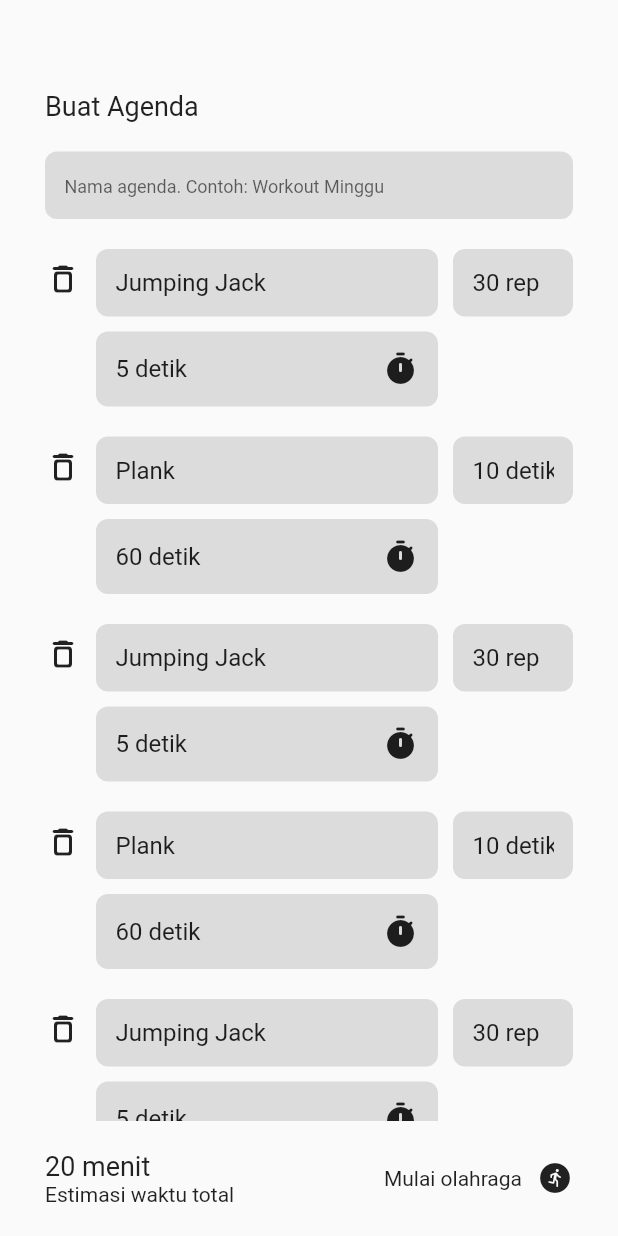
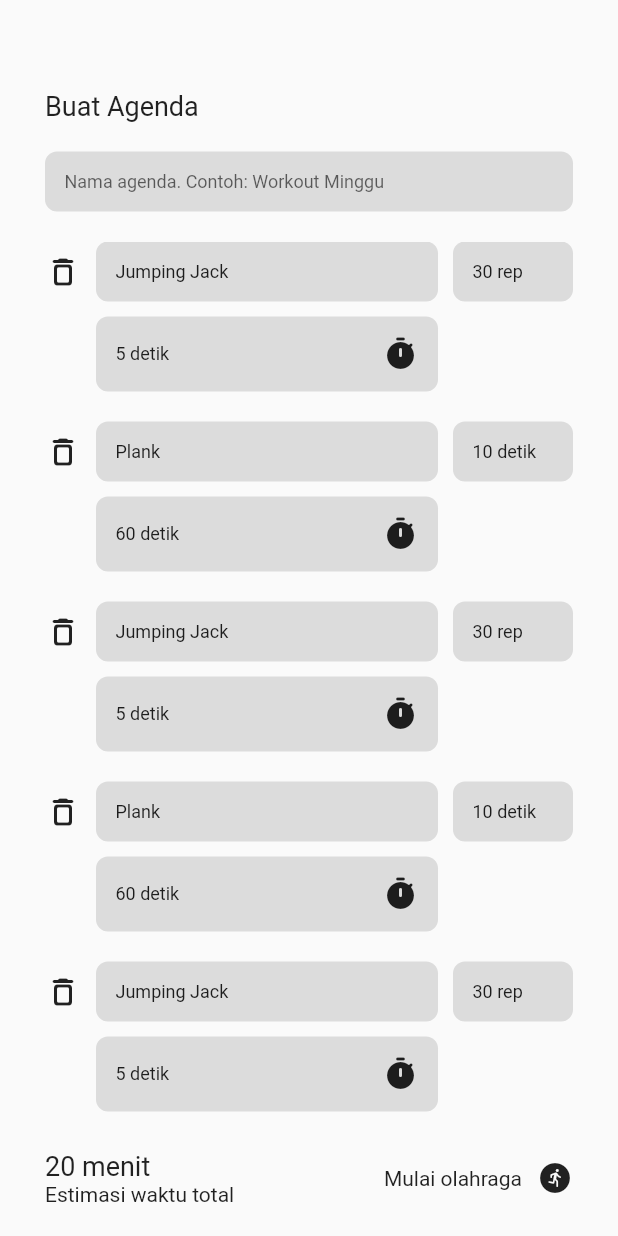
Before and after one commit to harysuryanto/zor, a Flutter app: the AddPlanScreen screen opened by its route, on a phone screen of 412 x 824 dp. Run offline on Flutter 3.47's test engine with Material 2 defaults, Android fonts, the phone set to English and light mode, and no system bars.

Commit message:
update textfield style

```diff
--- a/lib/screens/add_plan_screen.dart
+++ b/lib/screens/add_plan_screen.dart
@@ -38,9 +38,9 @@ class AddPlanScreen extends StatelessWidget {
                 ),
                 child: TextField(
                   controller: _nameTextEditingController,
+                  style: const TextStyle(fontSize: 12),
                   decoration: const InputDecoration(
                     hintText: 'Nama agenda. Contoh: Workout Minggu',
-                    hintStyle: TextStyle(fontSize: 12),
                     border: InputBorder.none,
                     isDense: true,
                     contentPadding: EdgeInsets.zero,
--- a/lib/widgets/add_exercise_list_tile.dart
+++ b/lib/widgets/add_exercise_list_tile.dart
@@ -64,9 +64,9 @@ class AddExerciseListTile extends StatelessWidget {
                   ),
                   child: TextField(
                     controller: _nameTextEditingController,
+                    style: const TextStyle(fontSize: 12),
                     decoration: const InputDecoration(
                       hintText: 'Nama gerakan',
-                      hintStyle: TextStyle(fontSize: 12),
                       border: InputBorder.none,
                       isDense: true,
                       contentPadding: EdgeInsets.zero,
@@ -89,9 +89,9 @@ class AddExerciseListTile extends StatelessWidget {
                       Expanded(
                         child: TextField(
                           controller: _restTimeTextEditingController,
+                          style: const TextStyle(fontSize: 12),
                           decoration: const InputDecoration(
                             hintText: 'Repetisi',
-                            hintStyle: TextStyle(fontSize: 12),
                             border: InputBorder.none,
                             isDense: true,
                             contentPadding: EdgeInsets.zero,
@@ -119,9 +119,9 @@ class AddExerciseListTile extends StatelessWidget {
             alignment: Alignment.center,
             child: TextField(
               controller: _repsTextEditingController,
+              style: const TextStyle(fontSize: 12),
               decoration: const InputDecoration(
                 hintText: 'Repetisi',
-                hintStyle: TextStyle(fontSize: 12),
                 border: InputBorder.none,
                 isDense: true,
                 contentPadding: EdgeInsets.zero,
```
